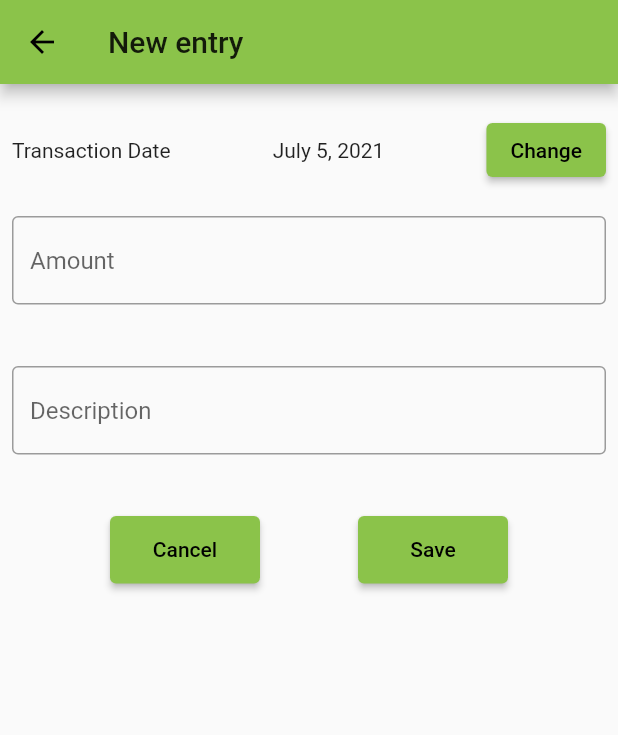
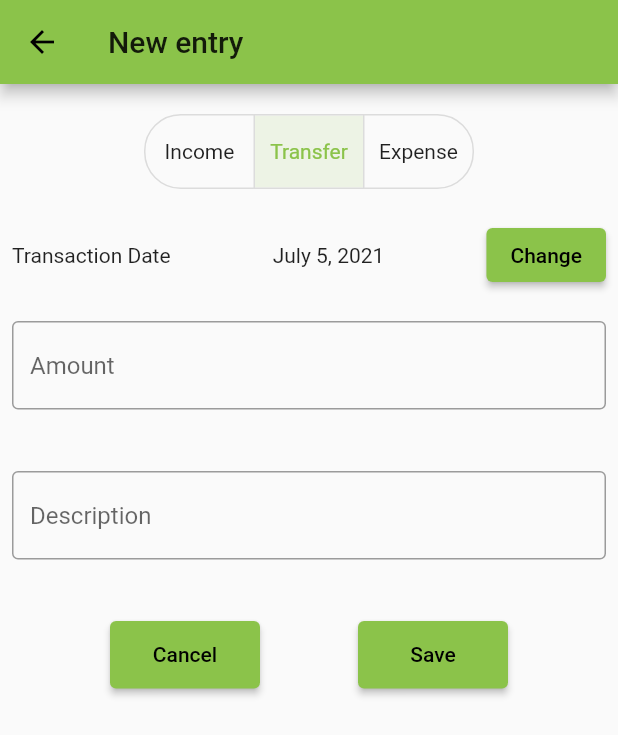
Before and after one commit to anoopramanujam/butterfly_finance, a Flutter app: the TransactionScreen screen opened directly, on a phone screen of 412 x 824 dp. Shown: the top 735 px of the screen. Run offline on Flutter 3.47's test engine with Material 2 defaults, Android fonts, the phone set to English and light mode, and no system bars; our stand-ins replace sqflite; accounts and stored records are empty.

Commit message:
Add transactiontype to transaction

```diff
--- a/lib/common/transaction/transaction_add_edit.dart
+++ b/lib/common/transaction/transaction_add_edit.dart
@@ -8,6 +8,7 @@ import '../../utils/constants.dart';
 import '../../common/my_button.dart';
 import '../../common/my_textfield.dart';
 import '../../common/my_date_picker.dart';
+import '../../common/my_toggle_button.dart';
 
 /// Add and Edit transactions
 class TransactionAddEdit extends StatefulWidget {
@@ -30,6 +31,9 @@ class _TransactionAddEditState extends State<TransactionAddEdit> {
   late TextEditingController _descriptionController;
   late TextEditingController _amountController;
 
+  late int _selectedTxnType;
+  late List<Map> _toggleItems;
+
   @override
   void initState() {
     super.initState();
@@ -44,6 +48,20 @@ class _TransactionAddEditState extends State<TransactionAddEdit> {
         text: _txnAmount == 0.0
             ? ''
             : _txnAmount.toStringAsFixed(Constants.decimalPlaces));
+
+    _selectedTxnType = widget.transaction.type;
+    const txnTypes = [
+      Constants.txnIncome,
+      Constants.txnTransfer,
+      Constants.txnExpense,
+    ];
+    _toggleItems = txnTypes.map((txnType) {
+      return {
+        'title': Constants.txnTypeLabels[txnType],
+        'value': txnType,
+        'isSelected': (widget.transaction.type == txnType) ? true : false
+      };
+    }).toList();
   }
 
   /// User has changed date
@@ -61,6 +79,15 @@ class _TransactionAddEditState extends State<TransactionAddEdit> {
                 horizontal: Constants.paddingWidth, vertical: 0),
             child: Column(
               children: [
+                SizedBox(
+                  height: Constants.dividerHeight,
+                ),
+                MyToggleButton(
+                  toggleItems: _toggleItems,
+                  onPressed: (int selectedValue) {
+                    _selectedTxnType = selectedValue;
+                  },
+                ),
                 SizedBox(
                   height: Constants.dividerHeight,
                 ),
--- a/lib/models/transaction_model.dart
+++ b/lib/models/transaction_model.dart
@@ -8,6 +8,7 @@ class TransactionModel {
   final double amount;
   final int fromAccount;
   final int toAccount;
+  final int type;
 
   TransactionModel({
     required this.txnDate,
@@ -16,6 +17,7 @@ class TransactionModel {
     this.txnId = Constants.indexNewRecord,
     this.fromAccount = Constants.accountBalance,
     this.toAccount = Constants.accountBalance,
+    this.type = Constants.txnTransfer,
   });
 
   TransactionModel.fromMap(Map<String, dynamic> res)
@@ -24,7 +26,8 @@ class TransactionModel {
         description = res['description'],
         amount = res['amount'],
         fromAccount = res['fromAccount'],
-        toAccount = res['toAccount'];
+        toAccount = res['toAccount'],
+        type = res['type'];
 
   // No txnId needed since it is an autoincrement key
   Map<String, Object?> toMap() => {
@@ -34,5 +37,6 @@ class TransactionModel {
         'amount': amount,
         'fromAccount': fromAccount,
         'toAccount': toAccount,
+        'type': type,
       };
 }
--- a/lib/utils/constants.dart
+++ b/lib/utils/constants.dart
@@ -7,10 +7,20 @@ class Constants {
   static const accountIncome = 3;
   static const accountExpense = 4;
 
-  static const List<String> accountLabels = [
+  static const accountLabels = [
     'Balance',
     'Asset',
     'Liability',
+    'Income',
+    'Expense',
+  ];
+
+  static const txnTransfer = 0;
+  static const txnIncome = 1;
+  static const txnExpense = 2;
+
+  static const txnTypeLabels = [
+    'Transfer',
     'Income',
     'Expense',
   ];
--- a/lib/utils/db_scripts.dart
+++ b/lib/utils/db_scripts.dart
@@ -5,7 +5,8 @@ class DbScripts {
         txnId INTEGER PRIMARY KEY AUTOINCREMENT,
         txnDate TEXT NOT NULL,
         description TEXT NOT NULL,
-        amount REAL NOT NULL
+        amount REAL NOT NULL,
+        type INTEGER NOT NULL
       )
     ''',
     '''
@@ -27,4 +28,8 @@ class DbScripts {
     '''INSERT INTO accounts (name, type, description)
         VALUES ('Cash',1,'Cash in Hand')''',
   ];
+
+  // static const finalScripts = [
+  //   initScripts,
+  // ];
 }
```
